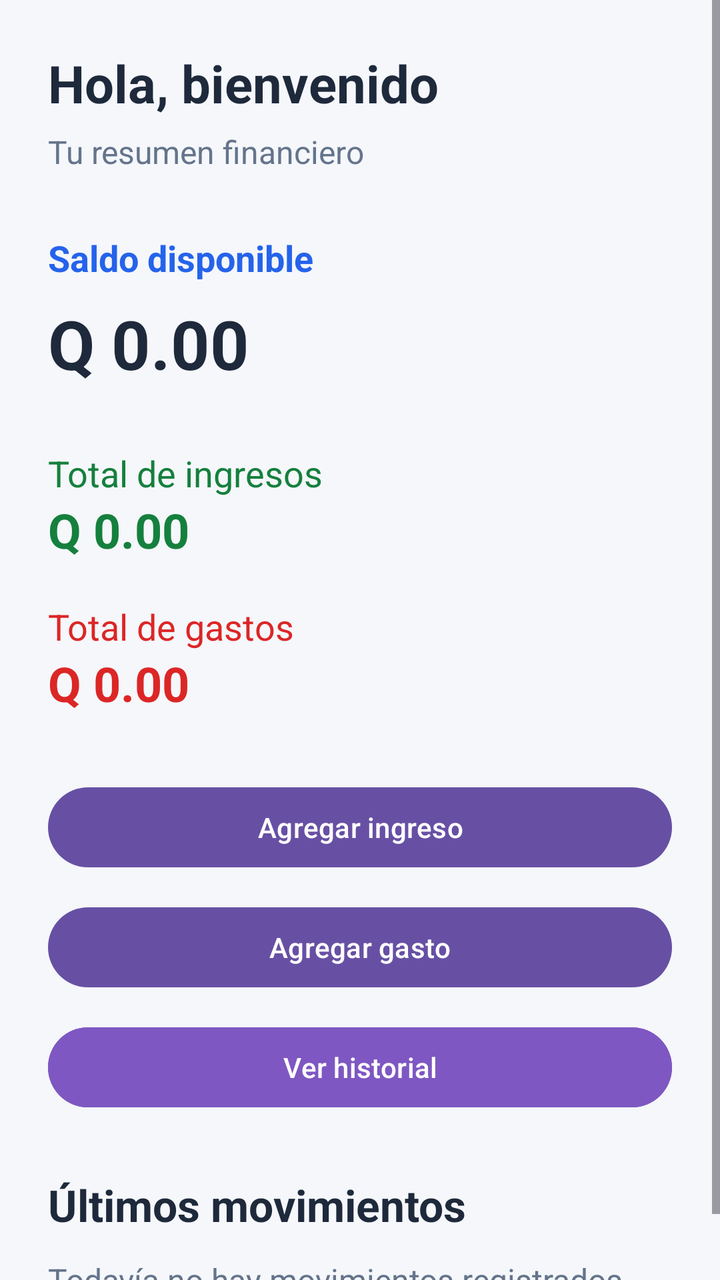
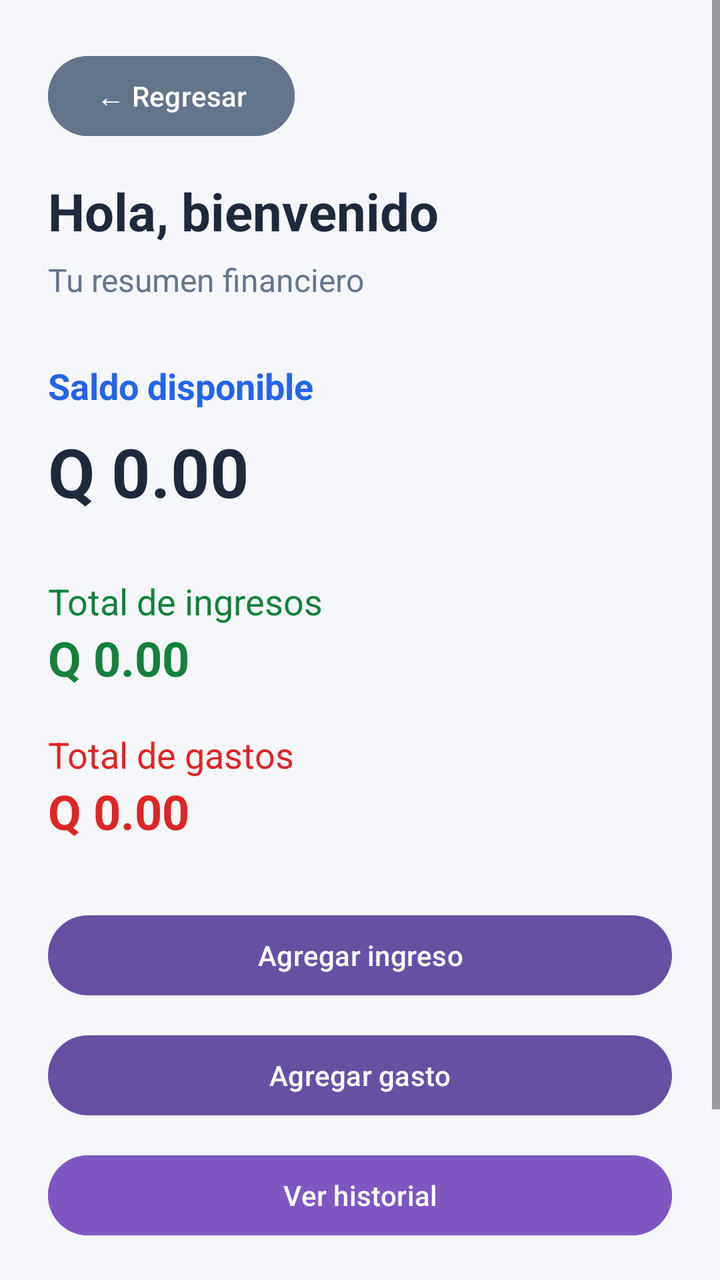

The first picture is an Android layout as it rendered before a commit; the second is the same layout after the commit. The layout source and the unified diff follow.
<!-- AndroidManifest.xml: application theme Theme.ControldeGastos -->
<!-- res/layout/activity_dashboard.xml -->
<?xml version="1.0" encoding="utf-8"?>
<ScrollView xmlns:android="http://schemas.android.com/apk/res/android"
    android:layout_width="match_parent"
    android:layout_height="match_parent"
    android:fillViewport="true"
    android:background="#F5F7FB">

    <LinearLayout
        android:id="@+id/main"
        android:layout_width="match_parent"
        android:layout_height="wrap_content"
        android:orientation="vertical"
        android:padding="24dp">

        <TextView
            android:id="@+id/txtBienvenida"
            android:layout_width="match_parent"
            android:layout_height="wrap_content"
            android:text="Hola, bienvenido"
            android:textColor="#1E293B"
            android:textSize="26sp"
            android:textStyle="bold" />

        <TextView
            android:layout_width="match_parent"
            android:layout_height="wrap_content"
            android:layout_marginTop="6dp"
            android:text="Tu resumen financiero"
            android:textColor="#64748B"
            android:textSize="16sp" />

        <TextView
            android:layout_width="match_parent"
            android:layout_height="wrap_content"
            android:layout_marginTop="30dp"
            android:text="Saldo disponible"
            android:textColor="#2563EB"
            android:textSize="18sp"
            android:textStyle="bold" />

        <TextView
            android:id="@+id/txtSaldo"
            android:layout_width="match_parent"
            android:layout_height="wrap_content"
            android:layout_marginTop="8dp"
            android:text="Q 0.00"
            android:textColor="#1E293B"
            android:textSize="34sp"
            android:textStyle="bold" />

        <TextView
            android:layout_width="match_parent"
            android:layout_height="wrap_content"
            android:layout_marginTop="30dp"
            android:text="Total de ingresos"
            android:textColor="#15803D"
            android:textSize="18sp" />

        <TextView
            android:id="@+id/txtIngresos"
            android:layout_width="match_parent"
            android:layout_height="wrap_content"
            android:text="Q 0.00"
            android:textColor="#15803D"
            android:textSize="24sp"
            android:textStyle="bold" />

        <TextView
            android:layout_width="match_parent"
            android:layout_height="wrap_content"
            android:layout_marginTop="20dp"
            android:text="Total de gastos"
            android:textColor="#DC2626"
            android:textSize="18sp" />

        <TextView
            android:id="@+id/txtGastos"
            android:layout_width="match_parent"
            android:layout_height="wrap_content"
            android:text="Q 0.00"
            android:textColor="#DC2626"
            android:textSize="24sp"
            android:textStyle="bold" />

        <Button
            android:id="@+id/btnAgregarIngreso"
            android:layout_width="match_parent"
            android:layout_height="wrap_content"
            android:layout_marginTop="32dp"
            android:text="Agregar ingreso"
            android:textAllCaps="false" />

        <Button
            android:id="@+id/btnAgregarGasto"
            android:layout_width="match_parent"
            android:layout_height="wrap_content"
            android:layout_marginTop="12dp"
            android:text="Agregar gasto"
            android:textAllCaps="false" />

        <Button
            android:id="@+id/btnVerHistorial"
            android:layout_width="match_parent"
            android:layout_height="wrap_content"
            android:layout_marginTop="12dp"
            android:text="Ver historial"
            android:textAllCaps="false"
            android:backgroundTint="#7E57C2"
            android:textColor="#FFFFFF" />

        <TextView
            android:layout_width="match_parent"
            android:layout_height="wrap_content"
            android:layout_marginTop="30dp"
            android:text="Últimos movimientos"
            android:textColor="#1E293B"
            android:textSize="22sp"
            android:textStyle="bold" />

        <TextView
            android:id="@+id/txtMovimientos"
            android:layout_width="match_parent"
            android:layout_height="wrap_content"
            android:layout_marginTop="12dp"
            android:text="Todavía no hay movimientos registrados."
            android:textColor="#64748B"
            android:textSize="16sp" />

    </LinearLayout>
</ScrollView>
<!-- resources referenced by this layout -->
<resources>
  <style name="Theme.ControldeGastos" parent="Base.Theme.ControldeGastos" />
  <style name="Base.Theme.ControldeGastos" parent="Theme.Material3.DayNight.NoActionBar">
          
          
      </style>
</resources>

<!-- the commit's change to res/layout/activity_dashboard.xml (unified diff, before → after) -->
@@ -11,6 +11,16 @@
         android:layout_height="wrap_content"
         android:orientation="vertical"
         android:padding="24dp">
+
+        <Button
+            android:id="@+id/btnRegresar"
+            android:layout_width="wrap_content"
+            android:layout_height="wrap_content"
+            android:text="← Regresar"
+            android:textAllCaps="false"
+            android:textColor="#FFFFFF"
+            android:backgroundTint="#64748B"
+            android:layout_marginBottom="16dp" />
 
         <TextView
             android:id="@+id/txtBienvenida"
